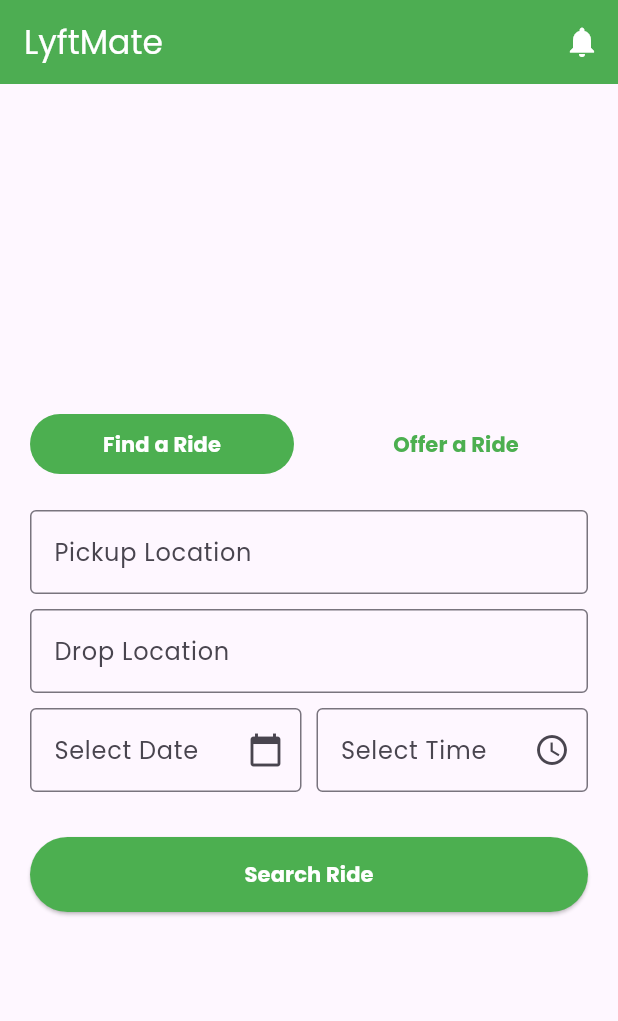
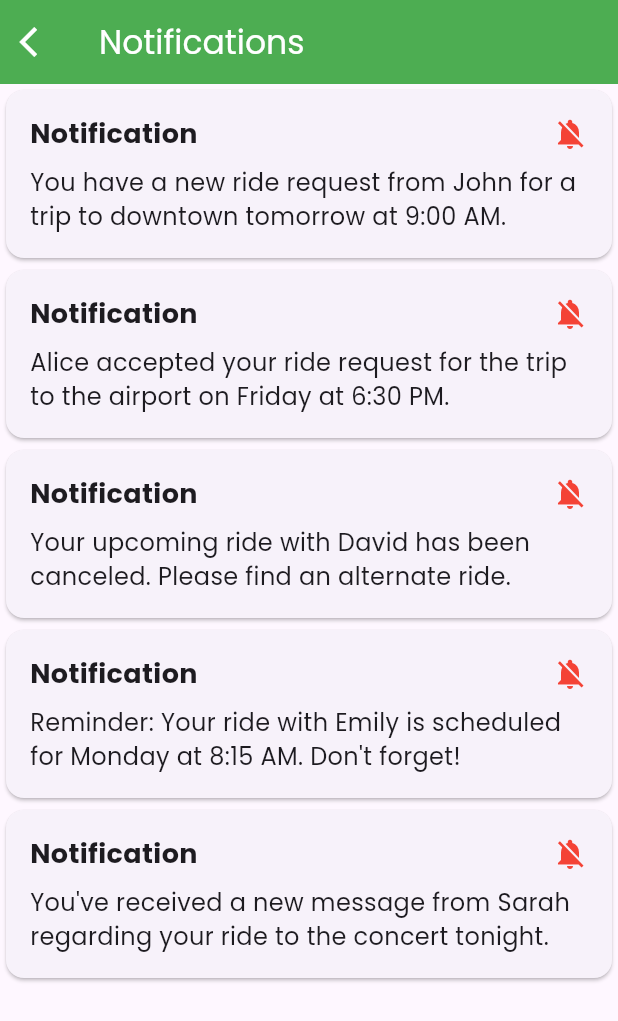
Before and after one commit to chamodhpereira/LyftMate, a Flutter app: the screen it shows after launch, after a tap on the "notifications" icon, on a phone screen of 412 x 824 dp. Shown: the top 1021 px of the screen. Run offline on Flutter 3.47's test engine with Material 3 defaults, Android fonts, the phone set to English and light mode, and no system bars; our stand-ins replace cloud_firestore, firebase_auth, firebase_core, google_fonts, pin_code_fields; accounts and stored records are empty.

Commit message:
Add Notifications Page

```diff
--- a/lib/screens/home/home.dart
+++ b/lib/screens/home/home.dart
@@ -8,6 +8,8 @@
 // import 'notifications_screen.dart';
 
 import 'dart:math';
+
+import '../notifications/notifications_screen.dart';
 
 // import 'maps_screen.dart';
 //
@@ -108,12 +110,12 @@
           IconButton(
             icon: Icon(Icons.notifications),
             onPressed: () {
-              // Navigator.push(
-              //   context,
-              //   MaterialPageRoute(
-              //     builder: (context) => NotificationsPage(),
-              //   ),
-              // );
+              Navigator.push(
+                context,
+                MaterialPageRoute(
+                  builder: (context) => NotificationsPage(),
+                ),
+              );
             },
           ),
         ],
--- /dev/null
+++ b/lib/screens/notifications/notifications_screen.dart
@@ -0,0 +1,103 @@
+import 'package:flutter/material.dart';
+
+class NotificationsPage extends StatefulWidget {
+  const NotificationsPage({Key? key});
+
+  @override
+  State<NotificationsPage> createState() => _NotificationsPageState();
+}
+
+class _NotificationsPageState extends State<NotificationsPage> {
+  late List<bool> notificationTapped;
+
+  List<String> notifications = [
+    "You have a new ride request from John for a trip to downtown tomorrow at 9:00 AM.",
+    "Alice accepted your ride request for the trip to the airport on Friday at 6:30 PM.",
+    "Your upcoming ride with David has been canceled. Please find an alternate ride.",
+    "Reminder: Your ride with Emily is scheduled for Monday at 8:15 AM. Don't forget!",
+    "You've received a new message from Sarah regarding your ride to the concert tonight.",
+    // Add more notifications as needed
+  ];
+
+  @override
+  void initState() {
+    super.initState();
+    notificationTapped = List<bool>.generate(notifications.length, (index) => false);
+  }
+
+  @override
+  Widget build(BuildContext context) {
+    return Scaffold(
+      appBar: AppBar(
+        title: Text("Notifications"),
+        backgroundColor: Colors.green,
+        foregroundColor: Colors.white,
+        elevation: 0.5,
+        leadingWidth: 50.0,
+        leading: IconButton(
+          icon: Icon(Icons.arrow_back_ios), // Back button icon
+          onPressed: () {
+            Navigator.pop(context); // Handle back navigation
+          },
+        ),
+      ),
+      body: ListView.builder(
+        itemCount: notifications.length,
+        itemBuilder: (context, index) {
+          return Dismissible(
+            key: Key(notifications[index]),
+            onDismissed: (direction) {
+              setState(() {
+                notifications.removeAt(index);
+              });
+              ScaffoldMessenger.of(context).showSnackBar(
+                SnackBar(
+                  content: Text("Notification dismissed"),
+                ),
+              );
+            },
+            background: Container(
+              color: Colors.red,
+              alignment: Alignment.centerRight,
+              padding: EdgeInsets.only(right: 16.0),
+              child: Icon(
+                Icons.delete,
+                color: Colors.white,
+              ),
+            ),
+            child: Card(
+              child: Padding(
+                padding: const EdgeInsets.all(16.0),
+                child: Column(
+                  crossAxisAlignment: CrossAxisAlignment.start,
+                  children: [
+                    Row(
+                      mainAxisAlignment: MainAxisAlignment.spaceBetween,
+                      children: [
+                        Text(
+                          "Notification",
+                          style: TextStyle(
+                            fontSize: 18,
+                            fontWeight: FontWeight.bold,
+                          ),
+                        ),
+                        notificationTapped[index]
+                            ? Icon(Icons.notifications_active, color: Colors.green)
+                            : Icon(Icons.notifications_off, color: Colors.red),
+                      ],
+                    ),
+                    SizedBox(height: 8),
+                    Text(
+                      notifications[index],
+                      style: TextStyle(fontSize: 16),
+                    ),
+                  ],
+                ),
+              ),
+            ),
+          );
+        },
+      ),
+    );
+  }
+}
```
